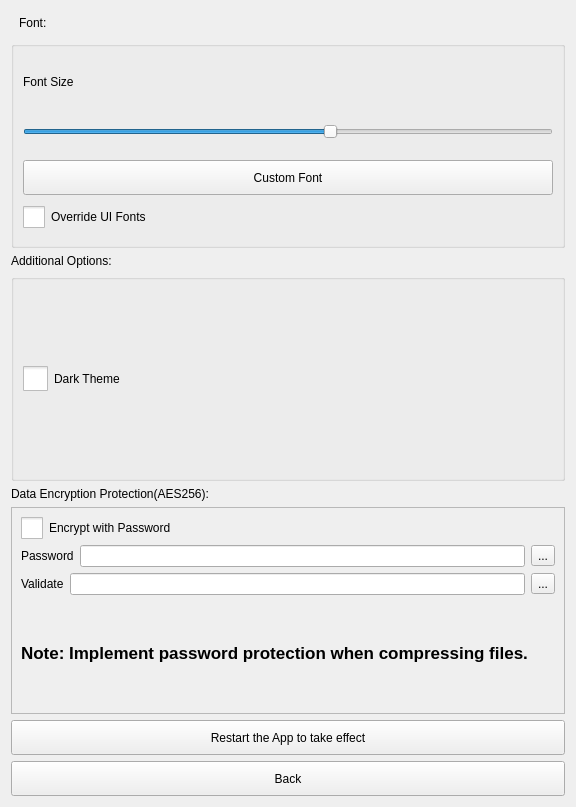
The window that src/Preferences.ui (ic005k/Knot) describes before a commit, drawn with Qt 5.
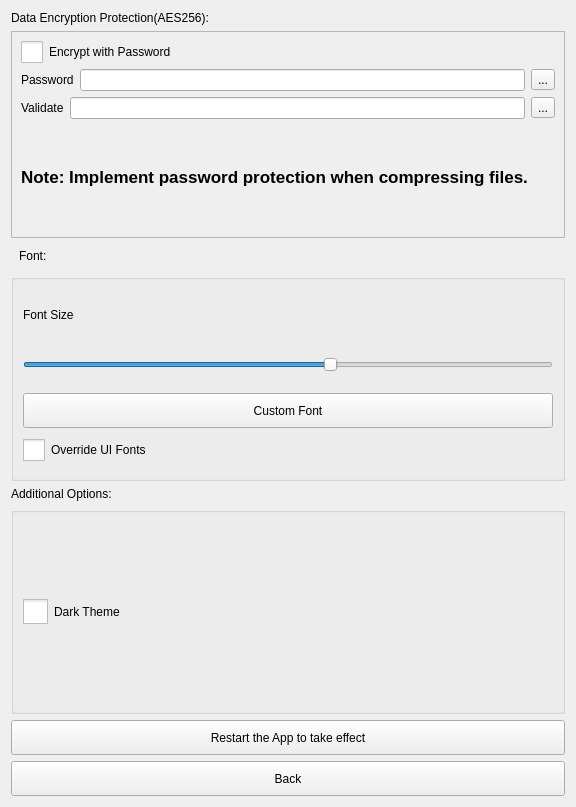
The same window after the commit. Icons and pictures are not drawn.

```diff
--- a/src/Preferences.ui
+++ b/src/Preferences.ui
@@ -14,6 +14,100 @@
    <string>Preferences</string>
   </property>
   <layout class="QVBoxLayout" name="verticalLayout_2">
+   <item>
+    <widget class="QLabel" name="lbl3">
+     <property name="sizePolicy">
+      <sizepolicy hsizetype="Preferred" vsizetype="Fixed">
+       <horstretch>0</horstretch>
+       <verstretch>0</verstretch>
+      </sizepolicy>
+     </property>
+     <property name="text">
+      <string>Data Encryption Protection(AES256):</string>
+     </property>
+    </widget>
+   </item>
+   <item>
+    <widget class="QFrame" name="frame">
+     <property name="frameShape">
+      <enum>QFrame::Shape::StyledPanel</enum>
+     </property>
+     <property name="frameShadow">
+      <enum>QFrame::Shadow::Raised</enum>
+     </property>
+     <layout class="QVBoxLayout" name="verticalLayout_3">
+      <item>
+       <widget class="QCheckBox" name="chkZip">
+        <property name="styleSheet">
+         <string notr="true">QCheckBox::indicator {
+    /* 选择框尺寸 */
+    width:22px;
+    height:22px;
+}</string>
+        </property>
+        <property name="text">
+         <string>Encrypt with Password</string>
+        </property>
+       </widget>
+      </item>
+      <item>
+       <layout class="QHBoxLayout" name="horizontalLayout">
+        <item>
+         <widget class="QLabel" name="label_3">
+          <property name="text">
+           <string>Password</string>
+          </property>
+         </widget>
+        </item>
+        <item>
+         <widget class="QLineEdit" name="editPassword"/>
+        </item>
+        <item>
+         <widget class="QToolButton" name="btnShowPassword">
+          <property name="text">
+           <string>...</string>
+          </property>
+         </widget>
+        </item>
+       </layout>
+      </item>
+      <item>
+       <layout class="QHBoxLayout" name="horizontalLayout_2">
+        <item>
+         <widget class="QLabel" name="label_4">
+          <property name="text">
+           <string>Validate</string>
+          </property>
+         </widget>
+        </item>
+        <item>
+         <widget class="QLineEdit" name="editValidate"/>
+        </item>
+        <item>
+         <widget class="QToolButton" name="btnShowValidate">
+          <property name="text">
+           <string>...</string>
+          </property>
+         </widget>
+        </item>
+       </layout>
+      </item>
+      <item>
+       <widget class="QLabel" name="lblZipTip">
+        <property name="font">
+         <font>
+          <pointsize>13</pointsize>
+          <bold>true</bold>
+         </font>
+        </property>
+        <property name="text">
+         <string>Note: Implement password protection when compressing files.</string>
+        </property>
+       </widget>
+      </item>
+     </layout>
+    </widget>
+   </item>
    <item>
     <widget class="QLabel" name="lbl1">
      <property name="sizePolicy">
@@ -189,100 +283,6 @@
      </layout>
     </widget>
    </item>
-   <item>
-    <widget class="QLabel" name="lbl3">
-     <property name="sizePolicy">
-      <sizepolicy hsizetype="Preferred" vsizetype="Fixed">
-       <horstretch>0</horstretch>
-       <verstretch>0</verstretch>
-      </sizepolicy>
-     </property>
-     <property name="text">
-      <string>Data Encryption Protection(AES256):</string>
-     </property>
-    </widget>
-   </item>
-   <item>
-    <widget class="QFrame" name="frame">
-     <property name="frameShape">
-      <enum>QFrame::Shape::StyledPanel</enum>
-     </property>
-     <property name="frameShadow">
-      <enum>QFrame::Shadow::Raised</enum>
-     </property>
-     <layout class="QVBoxLayout" name="verticalLayout_3">
-      <item>
-       <widget class="QCheckBox" name="chkZip">
-        <property name="styleSheet">
-         <string notr="true">QCheckBox::indicator {
-    /* 选择框尺寸 */
-    width:22px;
-    height:22px;
-}</string>
-        </property>
-        <property name="text">
-         <string>Encrypt with Password</string>
-        </property>
-       </widget>
-      </item>
-      <item>
-       <layout class="QHBoxLayout" name="horizontalLayout">
-        <item>
-         <widget class="QLabel" name="label_3">
-          <property name="text">
-           <string>Password</string>
-          </property>
-         </widget>
-        </item>
-        <item>
-         <widget class="QLineEdit" name="editPassword"/>
-        </item>
-        <item>
-         <widget class="QToolButton" name="btnShowPassword">
-          <property name="text">
-           <string>...</string>
-          </property>
-         </widget>
-        </item>
-       </layout>
-      </item>
-      <item>
-       <layout class="QHBoxLayout" name="horizontalLayout_2">
-        <item>
-         <widget class="QLabel" name="label_4">
-          <property name="text">
-           <string>Validate</string>
-          </property>
-         </widget>
-        </item>
-        <item>
-         <widget class="QLineEdit" name="editValidate"/>
-        </item>
-        <item>
-         <widget class="QToolButton" name="btnShowValidate">
-          <property name="text">
-           <string>...</string>
-          </property>
-         </widget>
-        </item>
-       </layout>
-      </item>
-      <item>
-       <widget class="QLabel" name="lblZipTip">
-        <property name="font">
-         <font>
-          <pointsize>13</pointsize>
-          <bold>true</bold>
-         </font>
-        </property>
-        <property name="text">
-         <string>Note: Implement password protection when compressing files.</string>
-        </property>
-       </widget>
-      </item>
-     </layout>
-    </widget>
-   </item>
    <item>
     <widget class="QToolButton" name="btnReStart">
      <property name="sizePolicy">
```
